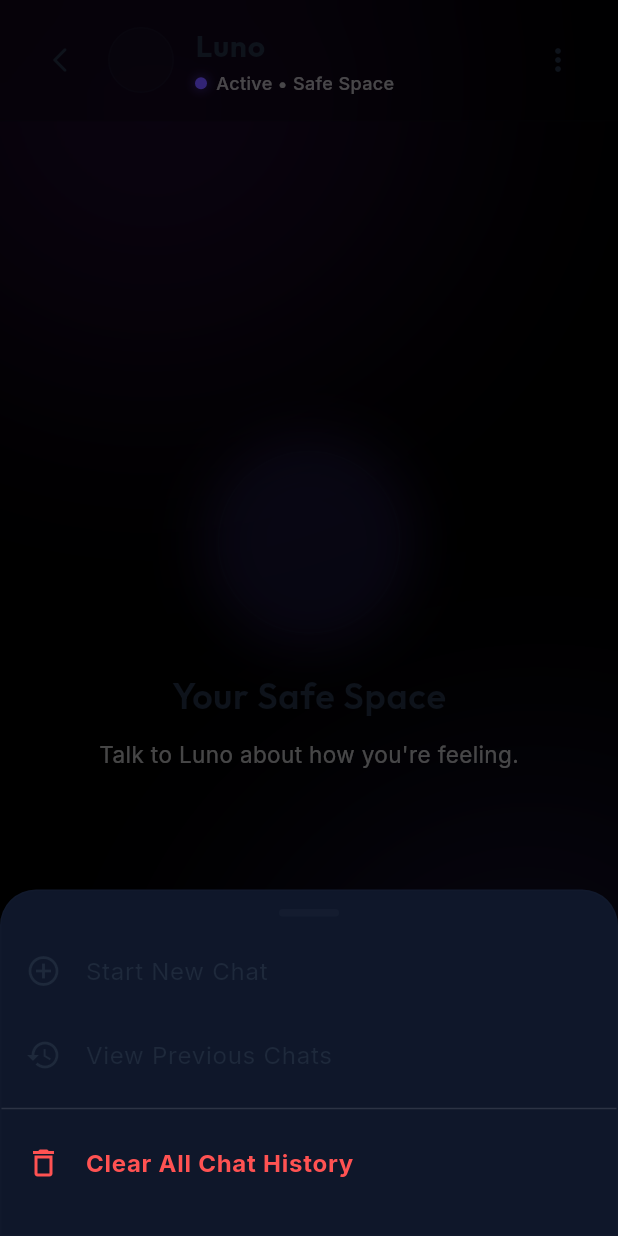
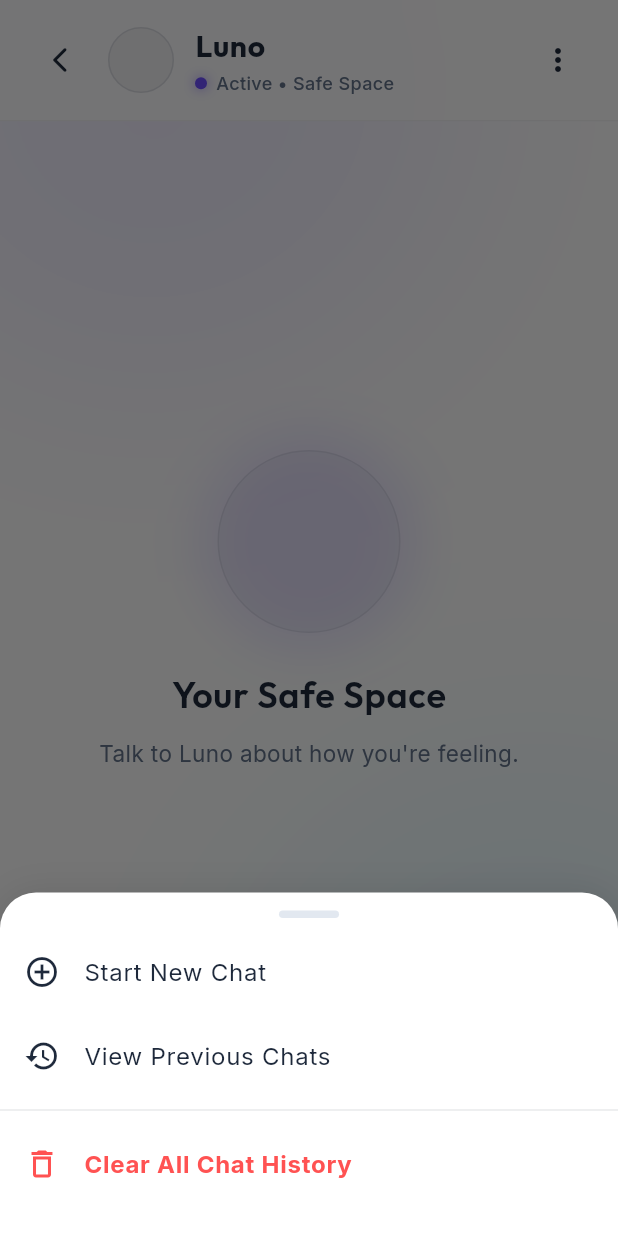
Before and after one commit to Joelrtharakan/AI-Powered-Boredom-Breaker-System-Using-Emotion-Detection-and-Personalized-Activity-Generation, a Flutter app: the ChatScreen screen opened directly, after a tap on the "more vert" icon, on a phone screen of 412 x 824 dp. Run offline on Flutter 3.47's test engine with Material 3 defaults, Android fonts, the phone set to English and light mode, and no system bars; drawn by our look-alikes of flutter_animate; our stand-ins replace dio, fl_chart, flutter_riverpod, flutter_tts, google_fonts, image_picker and 3 more; missing offline and left inert: encrypt; accounts and stored records are empty; network calls fail.

Commit message:
made changes to the ui

```diff
--- a/boredom_breaker_mobile/lib/screens/chat/chat_screen.dart
+++ b/boredom_breaker_mobile/lib/screens/chat/chat_screen.dart
@@ -160,20 +160,17 @@ class _ChatScreenState extends State<ChatScreen> {
               return Container(
                 height: MediaQuery.of(context).size.height * 0.7,
                 decoration: BoxDecoration(
-                  color: const Color(0xFF0F172A),
+                  color: Colors.white,
                   borderRadius: const BorderRadius.vertical(
                     top: Radius.circular(24),
                   ),
                   boxShadow: [
                     BoxShadow(
-                      color: Colors.black.withOpacity(0.5),
+                      color: Colors.black.withValues(alpha: 0.05),
                       blurRadius: 20,
                       offset: const Offset(0, -5),
                     ),
                   ],
-                  border: Border.all(
-                    color: const Color(0xFF1E293B).withOpacity(0.1),
-                  ),
                 ),
                 child: Column(
                   children: [
@@ -182,7 +179,7 @@ class _ChatScreenState extends State<ChatScreen> {
                       width: 40,
                       height: 5,
                       decoration: BoxDecoration(
-                        color: const Color(0xFF1E293B).withOpacity(0.3),
+                        color: const Color(0xFFE2E8F0),
                         borderRadius: BorderRadius.circular(10),
                       ),
                     ),
@@ -237,8 +234,8 @@ class _ChatScreenState extends State<ChatScreen> {
                                     s['preview'] ?? 'Chat',
                                     style: GoogleFonts.inter(
                                       color: isCurrent
-                                          ? Colors.tealAccent
-                                          : Colors.white,
+                                          ? const Color(0xFF6D4EFF)
+                                          : const Color(0xFF1E293B),
                                       fontWeight: isCurrent
                                           ? FontWeight.bold
                                           : FontWeight.normal,
@@ -249,7 +246,7 @@ class _ChatScreenState extends State<ChatScreen> {
                                   subtitle: Text(
                                     s['created_at'].toString().split('T')[0],
                                     style: GoogleFonts.inter(
-                                      color: const Color(0xFFCBD5E1),
+                                      color: const Color(0xFF64748B),
                                       fontSize: 12,
                                     ),
                                   ),
@@ -284,9 +281,14 @@ class _ChatScreenState extends State<ChatScreen> {
       builder: (context) {
         return Container(
           decoration: BoxDecoration(
-            color: const Color(0xFF0F172A),
+            color: Colors.white,
             borderRadius: const BorderRadius.vertical(top: Radius.circular(24)),
-            border: Border.all(color: const Color(0xFF1E293B).withOpacity(0.1)),
+            boxShadow: [
+              BoxShadow(
+                color: Colors.black.withValues(alpha: 0.1),
+                blurRadius: 20,
+              ),
+            ],
           ),
           child: Column(
             mainAxisSize: MainAxisSize.min,
@@ -296,7 +298,7 @@ class _ChatScreenState extends State<ChatScreen> {
                 width: 40,
                 height: 5,
                 decoration: BoxDecoration(
-                  color: const Color(0xFF1E293B).withOpacity(0.3),
+                  color: const Color(0xFFE2E8F0),
                   borderRadius: BorderRadius.circular(10),
                 ),
               ),
@@ -328,7 +330,7 @@ class _ChatScreenState extends State<ChatScreen> {
                   _showHistoryModal();
                 },
               ),
-              const Divider(color: Colors.white12),
+              Divider(color: const Color(0xFF1E293B).withValues(alpha: 0.1)),
               ListTile(
                 leading: const Icon(
                   Icons.delete_outline,
@@ -359,7 +361,7 @@ class _ChatScreenState extends State<ChatScreen> {
       context: context,
       builder: (context) {
         return AlertDialog(
-          backgroundColor: const Color(0xFF0F172A),
+          backgroundColor: Colors.white,
           shape: RoundedRectangleBorder(
             borderRadius: BorderRadius.circular(16),
           ),
@@ -407,16 +409,10 @@ class _ChatScreenState extends State<ChatScreen> {
   @override
   Widget build(BuildContext context) {
     return Scaffold(
-      backgroundColor: Colors.transparent, // Very dark slate
+      backgroundColor: Colors.white,
       body: Stack(
         children: [
-          // Pure Black Background matching Dashboard
-          Positioned.fill(
-            child: Container(
-              color: const Color(0xFF000000), // OLED Black
-            ),
-          ),
-          // Floating glow accents (Purple & Blue)
+          // Floating glow accents
           Positioned(
             top: -150,
             left: -100,
@@ -427,9 +423,7 @@ class _ChatScreenState extends State<ChatScreen> {
                 shape: BoxShape.circle,
                 boxShadow: [
                   BoxShadow(
-                    color: const Color(
-                      0xFF8E2DE2,
-                    ).withOpacity(0.15), // Deep Purple
+                    color: const Color(0xFF6D4EFF).withValues(alpha: 0.1),
                     blurRadius: 200,
                   ),
                 ],
@@ -446,9 +440,7 @@ class _ChatScreenState extends State<ChatScreen> {
                 shape: BoxShape.circle,
                 boxShadow: [
                   BoxShadow(
-                    color: const Color(
-                      0xFF6D4EFF,
-                    ).withOpacity(0.15), // Primary Purple
+                    color: const Color(0xFF00C6FF).withValues(alpha: 0.1),
                     blurRadius: 200,
                   ),
                 ],
@@ -535,7 +527,7 @@ class _ChatScreenState extends State<ChatScreen> {
                   Text(
                     "Talk to Luno about how you're feeling.",
                     style: GoogleFonts.inter(
-                      color: Colors.white60,
+                      color: const Color(0xFF64748B),
                       fontSize: 15,
                     ),
                   ),
@@ -554,10 +546,10 @@ class _ChatScreenState extends State<ChatScreen> {
         child: Container(
           padding: const EdgeInsets.symmetric(horizontal: 16, vertical: 16),
           decoration: BoxDecoration(
-            color: Colors.black.withOpacity(0.25),
+            color: Colors.white.withValues(alpha: 0.8),
             border: Border(
               bottom: BorderSide(
-                color: const Color(0xFF1E293B).withOpacity(0.05),
+                color: const Color(0xFF1E293B).withValues(alpha: 0.05),
                 width: 1,
               ),
             ),
@@ -578,9 +570,9 @@ class _ChatScreenState extends State<ChatScreen> {
                 height: 44,
                 decoration: BoxDecoration(
                   shape: BoxShape.circle,
+                  color: const Color(0xFF1E293B).withOpacity(0.05),
+                  border: Border.all(
                     color: const Color(0xFF1E293B).withOpacity(0.1),
-                  border: Border.all(
-                    color: const Color(0xFF1E293B).withOpacity(0.15),
                   ),
                 ),
                 child: Center(
@@ -630,7 +622,7 @@ class _ChatScreenState extends State<ChatScreen> {
                         Text(
                           "Active • Safe Space",
                           style: GoogleFonts.inter(
-                            color: Colors.white60,
+                            color: const Color(0xFF64748B),
                             fontSize: 12,
                             fontWeight: FontWeight.w500,
                           ),
@@ -677,7 +669,7 @@ class _ChatScreenState extends State<ChatScreen> {
                           end: Alignment.bottomRight,
                         )
                       : null,
-                  color: isUser ? null : Colors.white.withOpacity(0.08),
+                  color: isUser ? null : Colors.white,
                   borderRadius: BorderRadius.only(
                     topLeft: const Radius.circular(20),
                     topRight: const Radius.circular(20),
@@ -687,7 +679,9 @@ class _ChatScreenState extends State<ChatScreen> {
                   border: isUser
                       ? null
                       : Border.all(
-                          color: const Color(0xFF1E293B).withOpacity(0.1),
+                          color: const Color(
+                            0xFF1E293B,
+                          ).withValues(alpha: 0.05),
                         ),
                   boxShadow: [
                     if (isUser)
@@ -696,6 +690,13 @@ class _ChatScreenState extends State<ChatScreen> {
                         blurRadius: 15,
                         offset: const Offset(0, 5),
                       ),
+                    if (!isUser) ...[
+                      BoxShadow(
+                        color: Colors.black.withValues(alpha: 0.03),
+                        blurRadius: 10,
+                        offset: const Offset(0, 2),
+                      ),
+                    ],
                   ],
                 ),
                 child: Column(
@@ -704,7 +705,7 @@ class _ChatScreenState extends State<ChatScreen> {
                     Text(
                       text,
                       style: GoogleFonts.inter(
-                        color: const Color(0xFF1E293B),
+                        color: isUser ? Colors.white : const Color(0xFF1E293B),
                         fontSize: 15,
                         height: 1.5,
                         fontWeight: isUser ? FontWeight.w500 : FontWeight.w400,
@@ -860,8 +861,8 @@ class _ChatScreenState extends State<ChatScreen> {
 
   Widget _buildActionChip(IconData icon, String label, Widget screen) {
     return ActionChip(
-      backgroundColor: Colors.white.withOpacity(0.08),
-      side: BorderSide(color: const Color(0xFF6D4EFF).withOpacity(0.5)),
+      backgroundColor: Colors.white,
+      side: BorderSide(color: const Color(0xFF6D4EFF).withValues(alpha: 0.15)),
       shape: RoundedRectangleBorder(borderRadius: BorderRadius.circular(16)),
       avatar: Icon(icon, color: const Color(0xFF6D4EFF), size: 16),
       label: Text(
@@ -876,6 +877,8 @@ class _ChatScreenState extends State<ChatScreen> {
         Navigator.push(context, MaterialPageRoute(builder: (_) => screen));
       },
       padding: const EdgeInsets.symmetric(horizontal: 4, vertical: 2),
+      elevation: 0,
+      pressElevation: 0,
     );
   }
 
@@ -886,14 +889,23 @@ class _ChatScreenState extends State<ChatScreen> {
         margin: const EdgeInsets.only(bottom: 16, right: 60),
         padding: const EdgeInsets.symmetric(horizontal: 20, vertical: 16),
         decoration: BoxDecoration(
-          color: const Color(0xFF1E293B).withOpacity(0.08),
+          color: Colors.white,
           borderRadius: const BorderRadius.only(
             topLeft: Radius.circular(20),
             topRight: Radius.circular(20),
             bottomLeft: Radius.circular(6),
             bottomRight: Radius.circular(20),
           ),
-          border: Border.all(color: const Color(0xFF1E293B).withOpacity(0.1)),
+          border: Border.all(
+            color: const Color(0xFF1E293B).withValues(alpha: 0.05),
+          ),
+          boxShadow: [
+            BoxShadow(
+              color: Colors.black.withValues(alpha: 0.03),
+              blurRadius: 10,
+              offset: const Offset(0, 2),
+            ),
+          ],
         ),
         child: Row(
           mainAxisSize: MainAxisSize.min,
@@ -909,7 +921,7 @@ class _ChatScreenState extends State<ChatScreen> {
             Text(
               "Luno is typing softly...",
               style: GoogleFonts.inter(
-                color: Colors.white60,
+                color: const Color(0xFF64748B),
                 fontSize: 14,
                 fontStyle: FontStyle.italic,
               ),
@@ -924,29 +936,39 @@ class _ChatScreenState extends State<ChatScreen> {
     return Container(
       padding: const EdgeInsets.fromLTRB(16, 12, 16, 24),
       decoration: BoxDecoration(
-        color: Colors.black.withOpacity(0.3),
+        color: Colors.white.withValues(alpha: 0.9),
         border: Border(
           top: BorderSide(
-            color: const Color(0xFF1E293B).withOpacity(0.05),
+            color: const Color(0xFF1E293B).withValues(alpha: 0.05),
             width: 1,
           ),
         ),
+        boxShadow: [
+          BoxShadow(
+            color: Colors.black.withValues(alpha: 0.02),
+            blurRadius: 10,
+            offset: const Offset(0, -5),
+          ),
+        ],
       ),
       child: Row(
         crossAxisAlignment: CrossAxisAlignment.end,
         children: [
           Expanded(
-            child: ClipRRect(
-              borderRadius: BorderRadius.circular(24),
-              child: BackdropFilter(
-                filter: ImageFilter.blur(sigmaX: 10, sigmaY: 10),
             child: Container(
               decoration: BoxDecoration(
-                    color: const Color(0xFF1E293B).withOpacity(0.06),
-                    borderRadius: BorderRadius.circular(24),
-                    border: Border.all(
-                      color: const Color(0xFF1E293B).withOpacity(0.1),
+                color: const Color(0xFFF8FAFC),
+                borderRadius: BorderRadius.circular(
+                  28,
+                ), // Slightly larger for smoother look
+                border: Border.all(color: const Color(0xFFE2E8F0), width: 1.5),
+                boxShadow: [
+                  BoxShadow(
+                    color: Colors.black.withValues(alpha: 0.03),
+                    blurRadius: 10,
+                    offset: const Offset(0, 2),
                   ),
+                ],
               ),
               child: TextField(
                 controller: _controller,
@@ -959,9 +981,7 @@ class _ChatScreenState extends State<ChatScreen> {
                 textInputAction: TextInputAction.send,
                 decoration: InputDecoration(
                   hintText: "Share your thoughts...",
-                      hintStyle: GoogleFonts.inter(
-                        color: const Color(0xFFCBD5E1),
-                      ),
+                  hintStyle: GoogleFonts.inter(color: const Color(0xFF94A3B8)),
                   border: InputBorder.none,
                   contentPadding: const EdgeInsets.symmetric(
                     horizontal: 20,
@@ -969,8 +989,6 @@ class _ChatScreenState extends State<ChatScreen> {
                   ),
                 ),
                 onSubmitted: (_) => _sendMessage(),
-                  ),
-                ),
               ),
             ),
           ),
@@ -982,15 +1000,15 @@ class _ChatScreenState extends State<ChatScreen> {
               shape: BoxShape.circle,
               gradient: const LinearGradient(
                 colors: [
-                  Color(0xFF0ea5e9),
-                  Color(0xFF10b981),
-                ], // Teal to Emerald
+                  Color(0xFF8E2DE2),
+                  Color(0xFF4A00E0),
+                ], // Purple matching dashboard primary
                 begin: Alignment.topLeft,
                 end: Alignment.bottomRight,
               ),
               boxShadow: [
                 BoxShadow(
-                  color: const Color(0xFF10b981).withOpacity(0.3),
+                  color: const Color(0xFF6D4EFF).withValues(alpha: 0.3),
                   blurRadius: 10,
                   offset: const Offset(0, 4),
                 ),
@@ -999,7 +1017,7 @@ class _ChatScreenState extends State<ChatScreen> {
             child: IconButton(
               icon: const Icon(
                 Icons.arrow_upward_rounded,
-                color: const Color(0xFF1E293B),
+                color: Colors.white,
                 size: 22,
               ),
               onPressed: _sendMessage,
```
Also changed, not shown: boredom_breaker_mobile/lib/screens/main_layout.dart (+142 -78 lines), boredom_breaker_mobile/lib/screens/profile/profile_screen.dart (+134 -58 lines). Lines whose indentation alone changed are shown as unchanged.
